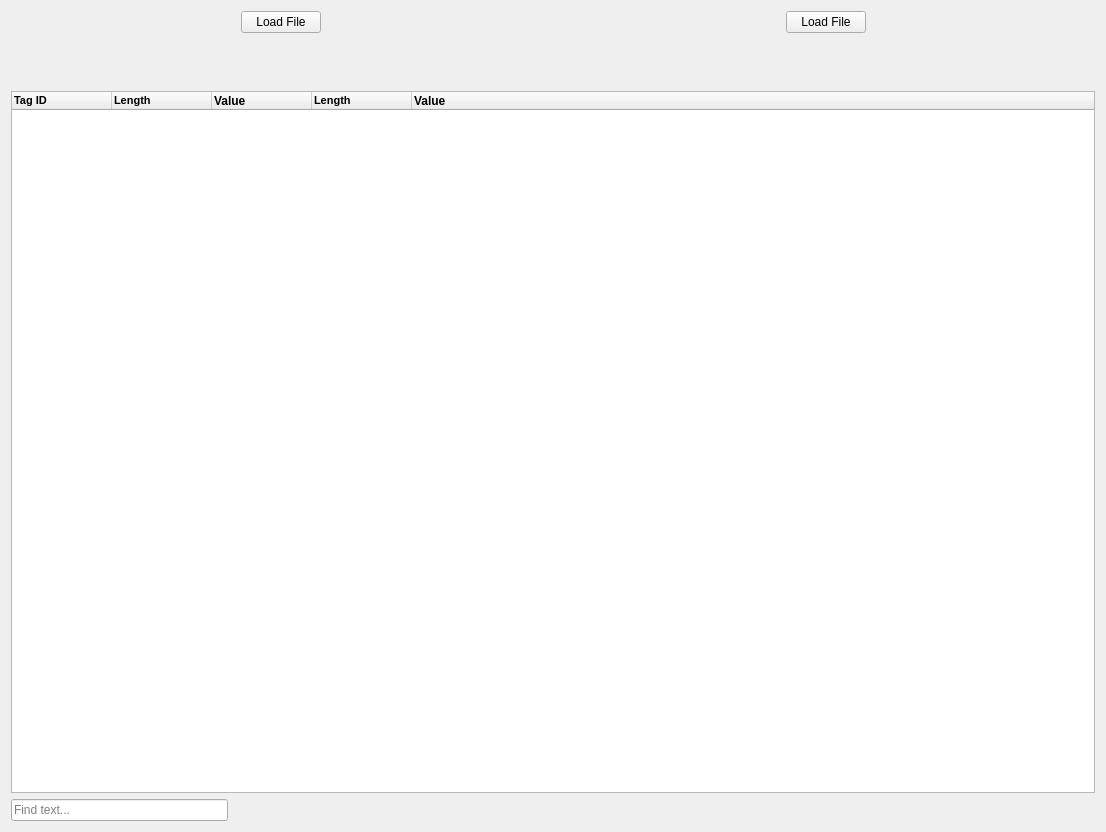
Before: the Qt Designer form DICOM-Viewer/DICOM-Viewer/CompareDialog.ui in GavriloviciEduard/DICOM-Extractor-Viewer, drawn with Qt 5.
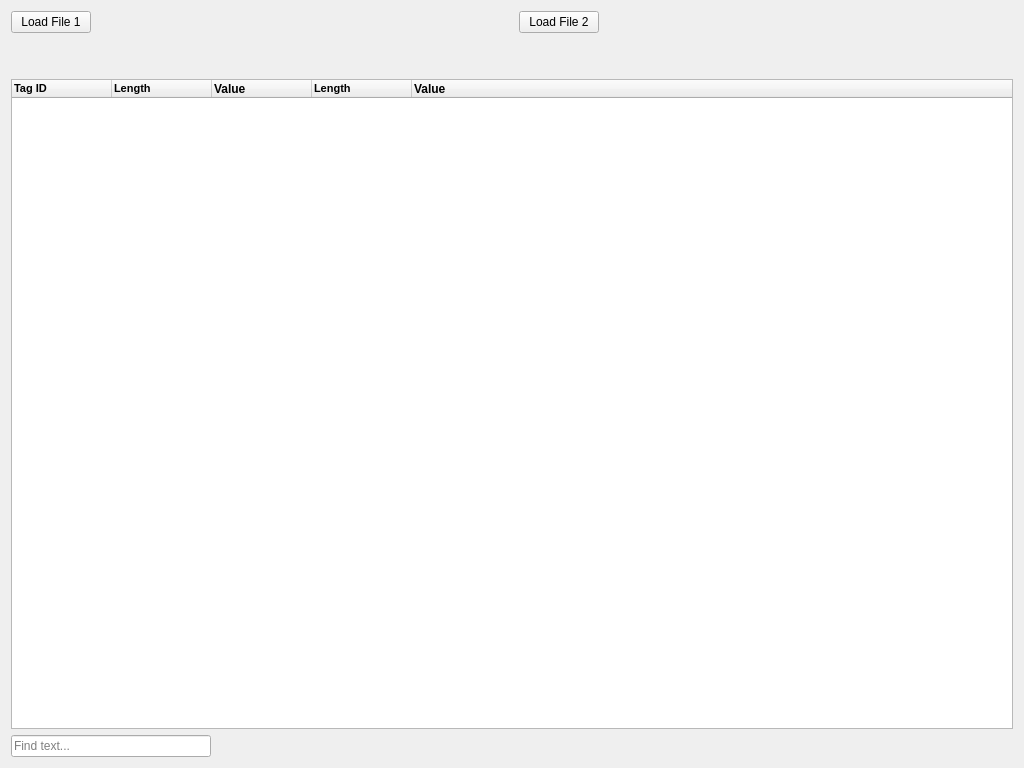
After: the same form once the commit is applied. Icons and pictures are not drawn.

Patch:
```diff
--- a/DICOM-Viewer/DICOM-Viewer/CompareDialog.ui
+++ b/DICOM-Viewer/DICOM-Viewer/CompareDialog.ui
@@ -6,8 +6,8 @@
    <rect>
     <x>0</x>
     <y>0</y>
-    <width>1106</width>
-    <height>832</height>
+    <width>1024</width>
+    <height>768</height>
    </rect>
   </property>
   <property name="windowTitle">
@@ -16,23 +16,10 @@
   <layout class="QVBoxLayout" name="verticalLayout">
    <item>
     <layout class="QHBoxLayout" name="horizontalLayout">
-     <item>
-      <spacer name="horizontalSpacer_3">
-       <property name="orientation">
-        <enum>Qt::Horizontal</enum>
-       </property>
-       <property name="sizeHint" stdset="0">
-        <size>
-         <width>40</width>
-         <height>20</height>
-        </size>
-       </property>
-      </spacer>
-     </item>
      <item>
       <widget class="QPushButton" name="buttonLoad1">
        <property name="text">
-        <string>Load File</string>
+        <string>Load File 1</string>
        </property>
       </widget>
      </item>
@@ -41,22 +28,12 @@
        <property name="orientation">
         <enum>Qt::Horizontal</enum>
        </property>
-       <property name="sizeHint" stdset="0">
-        <size>
-         <width>40</width>
-         <height>20</height>
-        </size>
+       <property name="sizeType">
+        <enum>QSizePolicy::Fixed</enum>
        </property>
-      </spacer>
-     </item>
-     <item>
-      <spacer name="horizontalSpacer_14">
-       <property name="orientation">
-        <enum>Qt::Horizontal</enum>
-       </property>
        <property name="sizeHint" stdset="0">
         <size>
-         <width>40</width>
+         <width>422</width>
          <height>20</height>
         </size>
        </property>
@@ -65,7 +42,7 @@
      <item>
       <widget class="QPushButton" name="butonLoad2">
        <property name="text">
-        <string>Load File</string>
+        <string>Load File 2</string>
        </property>
       </widget>
      </item>
@@ -86,20 +63,7 @@
    </item>
    <item>
     <layout class="QHBoxLayout" name="horizontalLayout_5">
-     <item>
-      <spacer name="horizontalSpacer_5">
-       <property name="orientation">
-        <enum>Qt::Horizontal</enum>
-       </property>
-       <property name="sizeHint" stdset="0">
-        <size>
-         <width>40</width>
-         <height>20</height>
-        </size>
-       </property>
-      </spacer>
-     </item>
-     <item>
+     <item alignment="Qt::AlignLeft">
       <widget class="QLabel" name="labelPath1">
        <property name="layoutDirection">
         <enum>Qt::LeftToRight</enum>
@@ -118,33 +82,7 @@
        </property>
       </widget>
      </item>
-     <item>
-      <spacer name="horizontalSpacer_15">
-       <property name="orientation">
-        <enum>Qt::Horizontal</enum>
-       </property>
-       <property name="sizeHint" stdset="0">
-        <size>
-         <width>40</width>
-         <height>20</height>
-        </size>
-       </property>
-      </spacer>
-     </item>
-     <item>
-      <spacer name="horizontalSpacer_9">
-       <property name="orientation">
-        <enum>Qt::Horizontal</enum>
-       </property>
-       <property name="sizeHint" stdset="0">
-        <size>
-         <width>40</width>
-         <height>20</height>
-        </size>
-       </property>
-      </spacer>
-     </item>
-     <item>
+     <item alignment="Qt::AlignLeft|Qt::AlignVCenter">
       <widget class="QLabel" name="labelPath2">
        <property name="text">
         <string/>
@@ -157,36 +95,10 @@
        </property>
       </widget>
      </item>
-     <item>
-      <spacer name="horizontalSpacer_10">
-       <property name="orientation">
-        <enum>Qt::Horizontal</enum>
-       </property>
-       <property name="sizeHint" stdset="0">
-        <size>
-         <width>40</width>
-         <height>20</height>
-        </size>
-       </property>
-      </spacer>
-     </item>
     </layout>
    </item>
    <item>
     <layout class="QHBoxLayout" name="horizontalLayout_3">
-     <item>
-      <spacer name="horizontalSpacer_11">
-       <property name="orientation">
-        <enum>Qt::Horizontal</enum>
-       </property>
-       <property name="sizeHint" stdset="0">
-        <size>
-         <width>40</width>
-         <height>20</height>
-        </size>
-       </property>
-      </spacer>
-     </item>
      <item>
       <widget class="QLabel" name="labelSize1">
        <property name="text">
@@ -194,52 +106,13 @@
        </property>
       </widget>
      </item>
-     <item>
-      <spacer name="horizontalSpacer_16">
-       <property name="orientation">
-        <enum>Qt::Horizontal</enum>
-       </property>
-       <property name="sizeHint" stdset="0">
-        <size>
-         <width>40</width>
-         <height>20</height>
-        </size>
-       </property>
-      </spacer>
-     </item>
-     <item>
-      <spacer name="horizontalSpacer_12">
-       <property name="orientation">
-        <enum>Qt::Horizontal</enum>
-       </property>
-       <property name="sizeHint" stdset="0">
-        <size>
-         <width>40</width>
-         <height>20</height>
-        </size>
-       </property>
-      </spacer>
-     </item>
-     <item>
+     <item alignment="Qt::AlignLeft|Qt::AlignVCenter">
       <widget class="QLabel" name="labelSize2">
        <property name="text">
         <string/>
        </property>
       </widget>
      </item>
-     <item>
-      <spacer name="horizontalSpacer_13">
-       <property name="orientation">
-        <enum>Qt::Horizontal</enum>
-       </property>
-       <property name="sizeHint" stdset="0">
-        <size>
-         <width>40</width>
-         <height>20</height>
-        </size>
-       </property>
-      </spacer>
-     </item>
     </layout>
    </item>
    <item>
```
Left out of the diff: 8 changed lines with no effect on the pictures.
